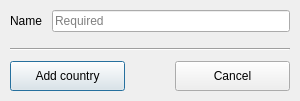
First picture: the form in src/ui/country_dialog.ui, repository svetter/pal, before the edit.
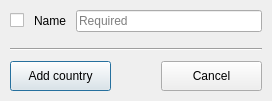
Second picture: the form after the edit.

Diff of the .ui file:
```diff
--- a/src/ui/country_dialog.ui
+++ b/src/ui/country_dialog.ui
@@ -6,7 +6,7 @@
    <rect>
     <x>0</x>
     <y>0</y>
-    <width>300</width>
+    <width>272</width>
     <height>101</height>
    </rect>
   </property>
@@ -44,11 +44,22 @@
       <number>10</number>
      </property>
      <item row="0" column="0">
+      <layout class="QHBoxLayout" name="nameLabelLayout">
+       <property name="spacing">
+        <number>10</number>
+       </property>
+       <item>
+        <widget class="QCheckBox" name="nameCheckbox">
+        </widget>
+       </item>
+       <item>
       <widget class="QLabel" name="nameLabel">
        <property name="text">
         <string>Name</string>
        </property>
       </widget>
+       </item>
+      </layout>
      </item>
      <item row="0" column="1">
       <widget class="QLineEdit" name="nameLineEdit">
```
Lines whose indentation alone changed are shown as unchanged.
